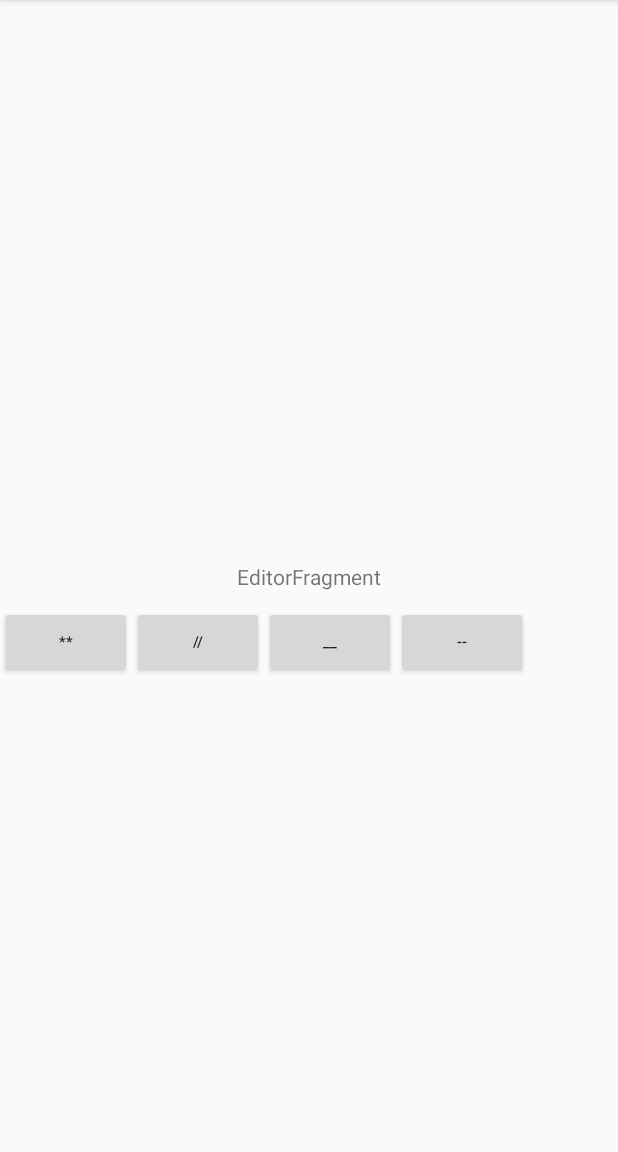
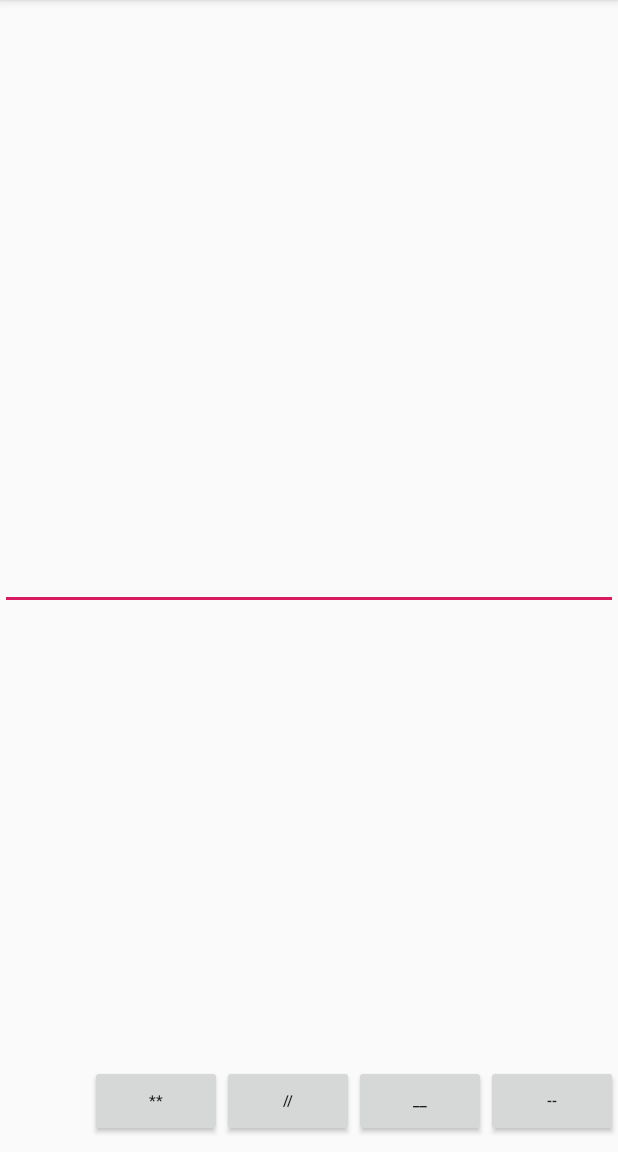
Before and after one commit to kolten/Sloth, an Android app: the EditorFragment screen opened directly, with no data from a screen before it, on a phone screen of 412 x 824 dp, the part 84-1236 px from its top. Run offline under Robolectric (Android 15) with nearby library versions, the phone set to English and light mode, and no system bars.

Commit message:
CHanged recycler view binding to bottom of screen and added dummy text

```diff
--- a/app/src/main/res/layout/editor_fragment.xml
+++ b/app/src/main/res/layout/editor_fragment.xml
@@ -7,24 +7,23 @@
     android:layout_height="match_parent"
     tools:context=".ui.editor.EditorFragment">
 
-    <TextView
-        android:id="@+id/message"
-        android:layout_width="wrap_content"
+    <EditText
+        android:id="@+id/dummy_text"
         android:layout_height="wrap_content"
-        android:text="EditorFragment"
-        app:layout_constraintBottom_toBottomOf="parent"
-        app:layout_constraintEnd_toEndOf="parent"
-        app:layout_constraintStart_toStartOf="parent"
-        app:layout_constraintTop_toTopOf="parent" />
+        android:layout_width="match_parent"
+        android:inputType="text"
+        app:layout_constraintLeft_toLeftOf="parent"
+        app:layout_constraintRight_toRightOf="parent"
+        app:layout_constraintTop_toTopOf="parent"
+        app:layout_constraintBottom_toBottomOf="parent"/>
 
     <android.support.v7.widget.RecyclerView
         android:id="@+id/rvKeyboardBar"
-        android:layout_width="0dp"
-        android:layout_height="0dp"
+        android:layout_width="wrap_content"
+        android:layout_height="wrap_content"
         app:layout_constraintBottom_toBottomOf="parent"
         app:layout_constraintEnd_toEndOf="parent"
-        app:layout_constraintStart_toStartOf="parent"
-        app:layout_constraintTop_toBottomOf="@id/message"
+
         />
 
 
```
